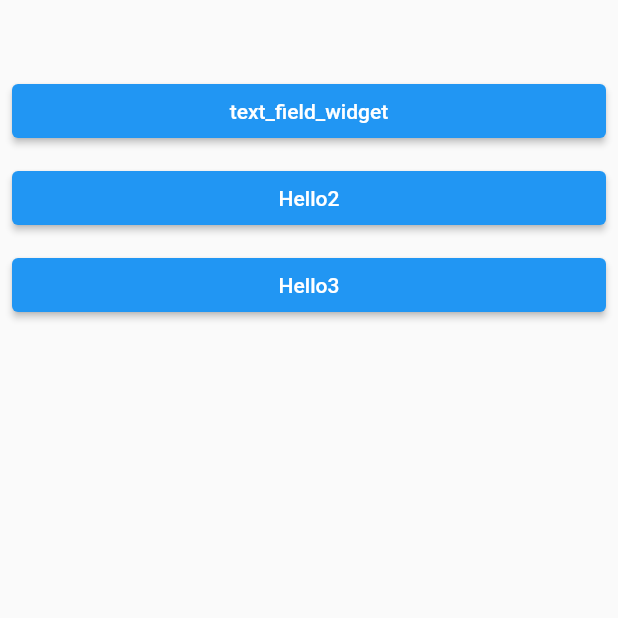
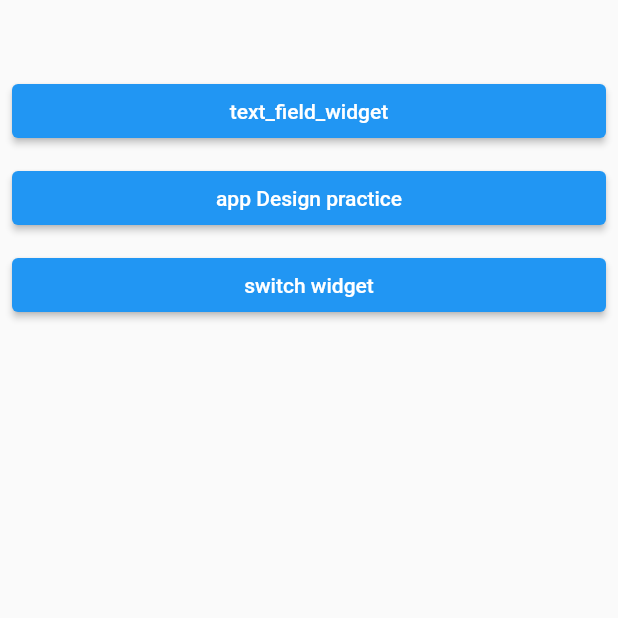
Before and after one commit to vitro427/flutter_sample_01_widget, a Flutter app: the screen it shows after launch, on a phone screen of 412 x 824 dp, the top half of it. Run offline on Flutter 3.47's test engine with Material 2 defaults, Android fonts, the phone set to English and light mode, and no system bars.

Commit message:
add text_field_widget

```diff
--- a/lib/main.dart
+++ b/lib/main.dart
@@ -1,6 +1,8 @@
 import 'package:flutter/material.dart';
 import 'package:flutter/cupertino.dart';
+import 'package:flutter_sample_01_widget/screens/designPrac1.dart';
 import 'package:flutter_sample_01_widget/screens/text_field_widget.dart';
+import 'package:flutter_sample_01_widget/screens/switch_widget.dart';
 
 void main() {
   runApp(const MyApp());
@@ -27,22 +29,26 @@ class MyHomePage extends StatelessWidget {
         child: Column(
           crossAxisAlignment: CrossAxisAlignment.stretch,
           children: [
-            ElevatedButton(
-              onPressed: () {
-                Navigator.push(
-                  context,
-                  MaterialPageRoute(builder: (context) => textFieldWidget()),
-                );
-              },
-              child: const Text('text_field_widget'),
-            ),
+            menuBtn(context, textFieldWidget(), 'text_field_widget'),
             const SizedBox(height: 10),
-            ElevatedButton(onPressed: () {}, child: const Text('Hello2')),
+            menuBtn(context, designPrac1(), 'app Design practice'),
             const SizedBox(height: 10),
-            ElevatedButton(onPressed: () {}, child: const Text('Hello3')),
+            menuBtn(context, SwitchWidget(), 'switch widget'),
           ],
         ),
       ),
     );
   }
+
+  ElevatedButton menuBtn(BuildContext vContext, Widget vPage, String vTitle){
+    return ElevatedButton(
+        onPressed: () {
+          Navigator.push(
+            vContext,
+            MaterialPageRoute(builder: (context) => vPage),
+          );
+        },
+        child: Text(vTitle)
+    );
+  }
 }
```
Also changed, not shown: lib/common/common_widget.dart (added, +27 -0 lines), lib/screens/designPrac1.dart (added, +34 -0 lines), lib/screens/switch_widget.dart (added, +44 -0 lines), lib/screens/list_view_widget.dart (added).
